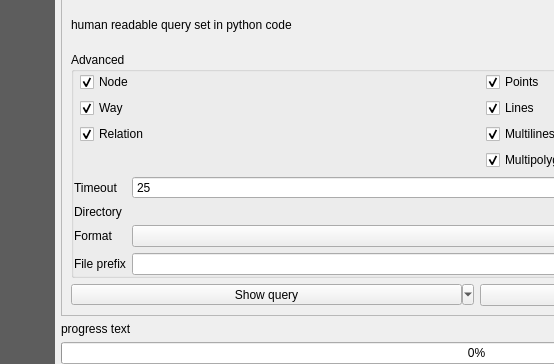
Above: QuickOSM/resources/ui/main_window.ui from 3liz/QuickOSM before the change; both pictures show x 98 to 652 and y 503 to 867 of the 990 by 867 pixel window. Below: the same form after it.
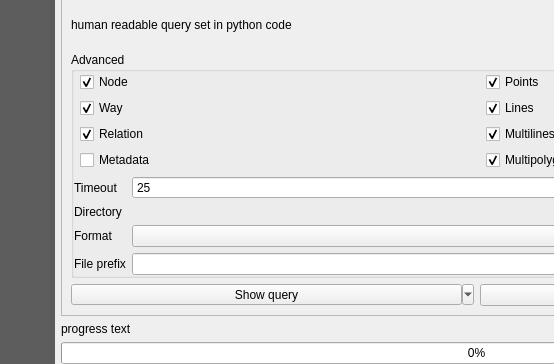
That is the form after the change. The open tabs and pages were chosen to show the change. Custom widgets are drawn as their Qt base class.

The edit to the form file:
```diff
--- a/QuickOSM/resources/ui/main_window.ui
+++ b/QuickOSM/resources/ui/main_window.ui
@@ -468,6 +468,13 @@
                       </property>
                      </widget>
                     </item>
+                    <item row="3" column="1">
+                     <widget class="QCheckBox" name="checkbox_meta">
+                      <property name="text">
+                       <string>Metadata</string>
+                      </property>
+                     </widget>
+                    </item>
                    </layout>
                   </item>
                   <item>
```
Left out of the diff: 2 changed lines with no effect on the pictures.
